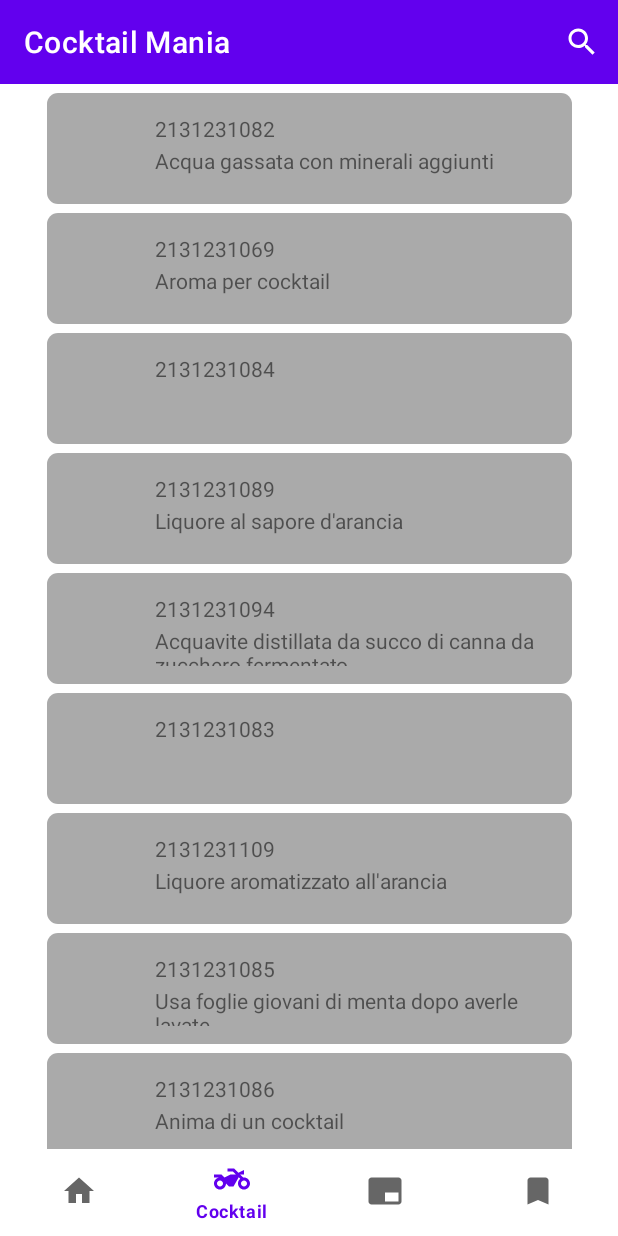
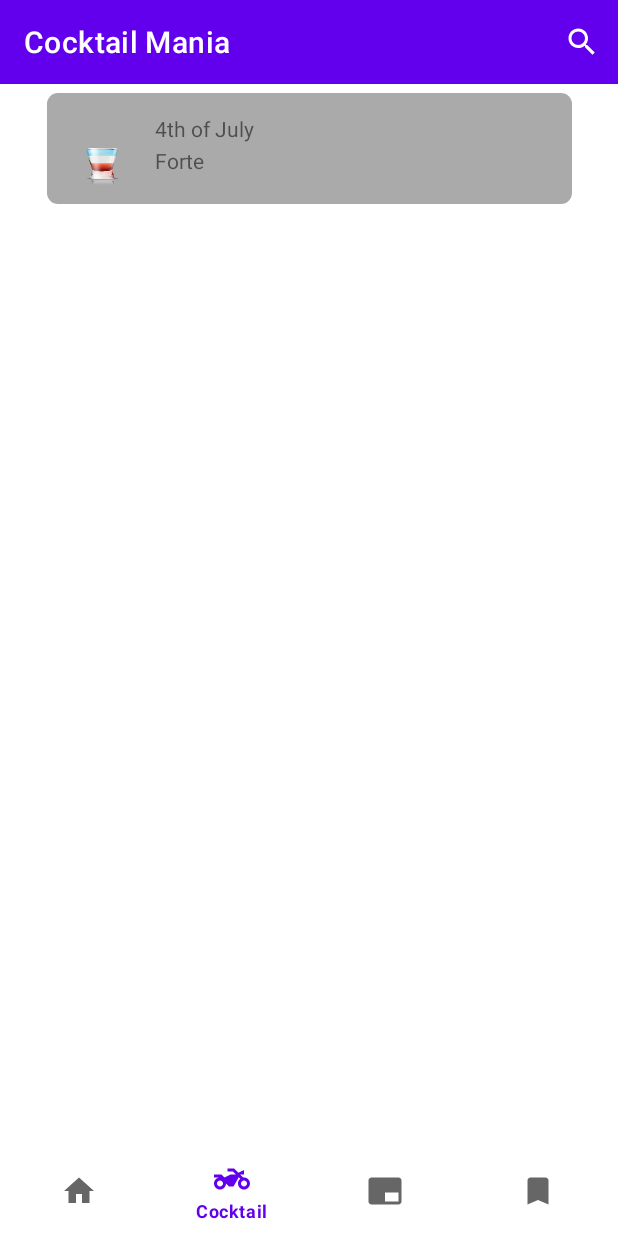
Before and after one commit to Menoz2000/Cocktail_Mania, an Android app: the screen it shows after launch (CocktailActivity), item 2 of the bottom bar chosen, on a phone screen of 412 x 824 dp. Run offline under Robolectric (Android 15) with nearby library versions, the phone set to English and light mode, and no system bars.

Commit message:
aggiunta Cocktail e GradoAlcolico

```diff
--- a/app/src/main/java/com/example/cocktailmania/DB/DbManager.java
+++ b/app/src/main/java/com/example/cocktailmania/DB/DbManager.java
@@ -6,7 +6,7 @@ import android.database.sqlite.SQLiteDatabase;
 
 public class DbManager {
 
-    MyHelper helper=null;
+    MyHelper helper;
     private final static String DATABASE="Ingrediente";
     private final static int VERSIONE_DATABASE=1;
 
@@ -24,4 +24,12 @@ public class DbManager {
         return db.rawQuery(query, null);
     }
 
+    public Cursor elencoCocktail()
+    {
+        String query="SELECT * FROM Cocktail C, GradoAlcolico G WHERE G.id=C.fk_gradoAlcolico ORDER BY nome";
+
+        SQLiteDatabase db= helper.getReadableDatabase();
+        return db.rawQuery(query, null);
+    }
+
 }
--- a/app/src/main/java/com/example/cocktailmania/DB/MyHelper.java
+++ b/app/src/main/java/com/example/cocktailmania/DB/MyHelper.java
@@ -15,7 +15,7 @@ public class MyHelper extends SQLiteOpenHelper {
     @Override
     public void onCreate(SQLiteDatabase db) {
 
-        /*String comando = "CREATE TABLE Cocktail (" +
+        String comando = "CREATE TABLE Cocktail (" +
                 "id integer PRIMARY KEY," +
                 "nome text NOT NULL," +
                 "fk_gradoAlcolico integer," +
@@ -29,10 +29,10 @@ public class MyHelper extends SQLiteOpenHelper {
                 "FOREIGN KEY (fk_gradoAlcolico) REFERENCES GradoAlcolico(id)," +
                 "FOREIGN KEY (fk_tipo) REFERENCES TipoCocktail(id)" +
                 ");";
-        db.execSQL(comando);*/
+        db.execSQL(comando);
 
 
-        String comando = "CREATE TABLE Ingrediente (" +
+        comando = "CREATE TABLE Ingrediente (" +
                 "    id integer PRIMARY KEY," +
                 "    nome text NOT NULL," +
                 "    img integer NOT NULL," +
@@ -45,14 +45,14 @@ public class MyHelper extends SQLiteOpenHelper {
         db.execSQL(comando);
 
 
-        /*comando = "CREATE TABLE GradoAlcolico (" +
+        comando = "CREATE TABLE GradoAlcolico (" +
                 "id integer PRIMARY KEY," +
                 "gradazione text NOT NULL" +
                 ");";
         db.execSQL(comando);
 
 
-        comando = "CREATE TABLE Composizione (" +
+        /*comando = "CREATE TABLE Composizione (" +
                 "fk_cocktail integer," +
                 "fk_ingrediente integer," +
                 "quantita," +
@@ -127,42 +127,42 @@ public class MyHelper extends SQLiteOpenHelper {
                 "(180, 'Vodka', 40, 'La parola vodka è un''abbreviazione della parola slava voda (che significa acqua), che è da interpretare come ''poca acqua''. Oltre ai cereali e alle patate, la vodka può essere prodotta con una vasta gamma di materiali naturali come orzo, uva, linfa degli alberi o mais.', 'Acquavite prodotta distillando principalmente cereali o patate', 13, " + R.drawable.ing_180 + ");";
         db.execSQL(insert);
 
-        insert="INSERT INTO Ingrediente (id, nome, grado_alcolico, sottotitolo, fk_origine, img)" +
-                "VALUES (48, 'London Dry Gin', 45, 'Categoria del gin secchi', 5, "+R.drawable.ing_48+");";
+        insert = "INSERT INTO Ingrediente (id, nome, grado_alcolico, sottotitolo, fk_origine, img)" +
+                "VALUES (48, 'London Dry Gin', 45, 'Categoria del gin secchi', 5, " + R.drawable.ing_48 + ");";
         db.execSQL(insert);
 
-        insert="INSERT INTO Ingrediente (id, nome, grado_alcolico, img)" +
-                "VALUES (71, 'Salsa Worcestershire', 0, "+R.drawable.ing_71+")," +
-                "(77, 'Sciroppo di frutto della passione', 0, "+R.drawable.ing_77+")," +
-                "(110, 'Caffé', 0, "+R.drawable.ing_110+")," +
-                "(125, 'Ginger', 0, "+R.drawable.ing_125+")," +
-                "(138, 'Liquore di pesca', 20, "+R.drawable.ing_138+")," +
-                "(147, 'Pepe', 0, "+R.drawable.ing_147+")," +
-                "(157, 'Sale', 0, "+R.drawable.ing_157+")," +
-                "(158, 'Salsa tabasco', 0, "+R.drawable.ing_158+")," +
-                "(169, 'Succo di mirtillo rosso', 0, "+R.drawable.ing_169+")," +
-                "(171, 'Succo di pomodoro', 0, "+R.drawable.ing_171+")," +
-                "(184, 'Zucchero', 0, "+R.drawable.ing_184+")," +
-                "(186, 'Zucchero marrone', 0, "+R.drawable.ing_186+");";
+        insert = "INSERT INTO Ingrediente (id, nome, grado_alcolico, img)" +
+                "VALUES (71, 'Salsa Worcestershire', 0, " + R.drawable.ing_71 + ")," +
+                "(77, 'Sciroppo di frutto della passione', 0, " + R.drawable.ing_77 + ")," +
+                "(110, 'Caffé', 0, " + R.drawable.ing_110 + ")," +
+                "(125, 'Ginger', 0, " + R.drawable.ing_125 + ")," +
+                "(138, 'Liquore di pesca', 20, " + R.drawable.ing_138 + ")," +
+                "(147, 'Pepe', 0, " + R.drawable.ing_147 + ")," +
+                "(157, 'Sale', 0, " + R.drawable.ing_157 + ")," +
+                "(158, 'Salsa tabasco', 0, " + R.drawable.ing_158 + ")," +
+                "(169, 'Succo di mirtillo rosso', 0, " + R.drawable.ing_169 + ")," +
+                "(171, 'Succo di pomodoro', 0, " + R.drawable.ing_171 + ")," +
+                "(184, 'Zucchero', 0, " + R.drawable.ing_184 + ")," +
+                "(186, 'Zucchero marrone', 0, " + R.drawable.ing_186 + ");";
         db.execSQL(insert);
 
-        insert="INSERT INTO Ingrediente (id, nome, grado_alcolico, descrizione, sottotitolo, img)" +
-                "VALUES (73, 'Sciroppo Semplice', 0, 'Combina parti uguali di zucchero superfino e acqua calda in un contenitore. Agita o mescola fino a quando lo zucchero si sarà sciolto.', 'Sciroppo creato sciogliendo zucchero granulato in acqua', "+R.drawable.ing_73+")," +
-                "(120, 'Foglia di menta', 0, 'La menta è una pianta aromatica usata per i cocktail, come guarnizione o ingrediente mischiato nei drink per aggiungere un aroma fresco.', 'Usa foglie giovani di menta dopo averle lavate', "+R.drawable.ing_120+")," +
-                "(126, 'Granatina', 0, 'La granatina è un ingrediente popolare nei cocktail sia per il suo sapore che per il colore che dona una sfumatura rossastra ai drink mixati.', 'Sciroppo agrodolce non alcolico dal colore rosso profondo', "+R.drawable.ing_126+")," +
-                "(163, 'Succo d''arancia', 0, 'Il succo fresco spremuto muta nel tempo, a differenza degli altri agrumi. Il succo d''arancia ha un invecchiamento ottimale molto breve, deve essere usato nella prima ora in cui è stato spremuto fresco.', '1 arancia produce circa 90 ml di succo', "+R.drawable.ing_163+");";
+        insert = "INSERT INTO Ingrediente (id, nome, grado_alcolico, descrizione, sottotitolo, img)" +
+                "VALUES (73, 'Sciroppo Semplice', 0, 'Combina parti uguali di zucchero superfino e acqua calda in un contenitore. Agita o mescola fino a quando lo zucchero si sarà sciolto.', 'Sciroppo creato sciogliendo zucchero granulato in acqua', " + R.drawable.ing_73 + ")," +
+                "(120, 'Foglia di menta', 0, 'La menta è una pianta aromatica usata per i cocktail, come guarnizione o ingrediente mischiato nei drink per aggiungere un aroma fresco.', 'Usa foglie giovani di menta dopo averle lavate', " + R.drawable.ing_120 + ")," +
+                "(126, 'Granatina', 0, 'La granatina è un ingrediente popolare nei cocktail sia per il suo sapore che per il colore che dona una sfumatura rossastra ai drink mixati.', 'Sciroppo agrodolce non alcolico dal colore rosso profondo', " + R.drawable.ing_126 + ")," +
+                "(163, 'Succo d''arancia', 0, 'Il succo fresco spremuto muta nel tempo, a differenza degli altri agrumi. Il succo d''arancia ha un invecchiamento ottimale molto breve, deve essere usato nella prima ora in cui è stato spremuto fresco.', '1 arancia produce circa 90 ml di succo', " + R.drawable.ing_163 + ");";
         db.execSQL(insert);
 
-        insert="INSERT INTO Ingrediente (id, nome, grado_alcolico, sottotitolo, img)" +
-                "VALUES (101, 'Acqua di seltz', 0, 'Acqua gassata con minerali aggiunti', "+R.drawable.ing_101+")," +
-                "(122, 'Ghiaccio', 0, 'Anima di un cocktail', "+R.drawable.ing_122+")," +
-                "(146, 'Panna montata', 0, 'Anche conosciuta come cream Chantilly', "+R.drawable.ing_146+")," +
-                "(166, 'Succo di lime', 0, '1 lime produce circa 30 ml di succo', "+R.drawable.ing_166+")," +
-                "(167, 'Succo di limone', 0, '1 limone produce circa 45 ml di succo', "+R.drawable.ing_167+")," +
-                "(175, 'Tonic', 0, 'Acqua tonica', "+R.drawable.ing_175+");";
+        insert = "INSERT INTO Ingrediente (id, nome, grado_alcolico, sottotitolo, img)" +
+                "VALUES (101, 'Acqua di seltz', 0, 'Acqua gassata con minerali aggiunti', " + R.drawable.ing_101 + ")," +
+                "(122, 'Ghiaccio', 0, 'Anima di un cocktail', " + R.drawable.ing_122 + ")," +
+                "(146, 'Panna montata', 0, 'Anche conosciuta come cream Chantilly', " + R.drawable.ing_146 + ")," +
+                "(166, 'Succo di lime', 0, '1 lime produce circa 30 ml di succo', " + R.drawable.ing_166 + ")," +
+                "(167, 'Succo di limone', 0, '1 limone produce circa 45 ml di succo', " + R.drawable.ing_167 + ")," +
+                "(175, 'Tonic', 0, 'Acqua tonica', " + R.drawable.ing_175 + ");";
         db.execSQL(insert);
 
-        insert="INSERT INTO Origine (id, nazione)" +
+        insert = "INSERT INTO Origine (id, nazione)" +
                 "VALUES (1, 'Italia')," +
                 "(2, 'Francia')," +
                 "(3, 'Messico')," +
@@ -190,5 +190,18 @@ public class MyHelper extends SQLiteOpenHelper {
                 "(25, 'Cuba')," +
                 "(26, 'Belgio');";
         db.execSQL(insert);
+
+        insert = "INSERT INTO Cocktail (id, nome, fk_gradoAlcolico, img)" +
+                "VALUES (2, '4th of July', 2, " + R.drawable.ckt_2 + ");";
+        db.execSQL(insert);
+
+        insert = "INSERT INTO GradoAlcolico (id, gradazione)" +
+                "VALUES (1, 'Estremamente Forte')," +
+                "(2, 'Forte')," +
+                "(3, 'Mediamente Forte')," +
+                "(4, 'Debole')," +
+                "(5, 'Leggero')," +
+                "(6, 'Analcolico');";
+        db.execSQL(insert);
     }
 }
--- a/app/src/main/java/com/example/cocktailmania/cocktail/CocktailActivity.java
+++ b/app/src/main/java/com/example/cocktailmania/cocktail/CocktailActivity.java
@@ -77,15 +77,15 @@ public class CocktailActivity extends AppCompatActivity implements CocktailAdapt
 
         db=new DbManager(this);
 
-        Cursor c = db.elencoIngredienti();
+        Cursor c = db.elencoCocktail();
         CocktailElem ckt;
         if (c != null) {
             while (c.moveToNext()) {
                 ckt = new CocktailElem(); // Note this addition
                 ckt.setId(c.getInt(0));
-                ckt.setImg(c.getInt(1));
-                ckt.setNome(c.getString(2));
-                ckt.setDescrizione(c.getString(3));
+                ckt.setImg(c.getInt(8));
+                ckt.setNome(c.getString(1));
+                ckt.setGradoAlcolico(c.getString(10));
                 elems.add(ckt);
             }
             c.close();
--- a/app/src/main/java/com/example/cocktailmania/cocktail/CocktailAdapter.java
+++ b/app/src/main/java/com/example/cocktailmania/cocktail/CocktailAdapter.java
@@ -47,7 +47,7 @@ public class CocktailAdapter extends RecyclerView.Adapter implements Filterable
         myViewHolder.img.setImageResource(currentElem.getImg());
         myViewHolder.nome.setText(currentElem.getNome());
         /*-------------------------controlla la riga sotto-----------------------------*/
-        myViewHolder.descrizione.setText(currentElem.getDescrizione());
+        myViewHolder.gradoAlcolico.setText(currentElem.getGradoAlcolico());
     }
 
     @Override
@@ -57,7 +57,7 @@ public class CocktailAdapter extends RecyclerView.Adapter implements Filterable
 
     public class ViewHolder extends RecyclerView.ViewHolder implements View.OnClickListener {
 
-        TextView nome, descrizione;
+        TextView nome, gradoAlcolico;
         ImageView img;
         CocktailAdapter.OnCktListener onCktListener;
 
@@ -66,7 +66,7 @@ public class CocktailAdapter extends RecyclerView.Adapter implements Filterable
 
             img = itemView.findViewById(R.id.imageView);
             nome = itemView.findViewById(R.id.rowNome);
-            descrizione = itemView.findViewById(R.id.ingSottotitolo);
+            gradoAlcolico = itemView.findViewById(R.id.ingSottotitolo);
             this.onCktListener = onCktListener;
 
             itemView.setOnClickListener(this);
--- a/app/src/main/java/com/example/cocktailmania/cocktail/CocktailElem.java
+++ b/app/src/main/java/com/example/cocktailmania/cocktail/CocktailElem.java
@@ -8,13 +8,13 @@ public class CocktailElem implements Parcelable {
     private int id;
     private int img;
     private String nome;
-    private String descrizione;
+    private String gradoAlcolico;
 
-    public CocktailElem(int id, int img, String nome, String descrizione) {
+    public CocktailElem(int id, int img, String nome, String gradoAlcolico) {
         this.id = id;
         this.img = img;
         this.nome = nome;
-        this.descrizione = descrizione;
+        this.gradoAlcolico = gradoAlcolico;
     }
 
     public CocktailElem() {
@@ -24,7 +24,7 @@ public class CocktailElem implements Parcelable {
         id = in.readInt();
         img = in.readInt();
         nome = in.readString();
-        descrizione = in.readString();
+        gradoAlcolico = in.readString();
     }
 
     public static final Creator<CocktailElem> CREATOR = new Creator<CocktailElem>() {
@@ -63,12 +63,12 @@ public class CocktailElem implements Parcelable {
         this.nome = nome;
     }
 
-    public String getDescrizione() {
-        return descrizione;
+    public String getGradoAlcolico() {
+        return gradoAlcolico;
     }
 
-    public void setDescrizione(String descrizione) {
-        this.descrizione = descrizione;
+    public void setGradoAlcolico(String descrizione) {
+        this.gradoAlcolico = descrizione;
     }
 
     @Override
@@ -77,7 +77,7 @@ public class CocktailElem implements Parcelable {
                 "id=" + id +
                 ", img=" + img +
                 ", nome='" + nome + '\'' +
-                ", preferito=" + descrizione +
+                ", gradoAlcolico=" + gradoAlcolico +
                 '}';
     }
 
@@ -91,6 +91,6 @@ public class CocktailElem implements Parcelable {
         dest.writeInt(id);
         dest.writeInt(img);
         dest.writeString(nome);
-        dest.writeString(descrizione);
+        dest.writeString(gradoAlcolico);
     }
 }
--- a/app/src/main/java/com/example/cocktailmania/cocktail/CocktailModule.java
+++ b/app/src/main/java/com/example/cocktailmania/cocktail/CocktailModule.java
@@ -30,7 +30,7 @@ public class CocktailModule extends AppCompatActivity {
             textView1.setText(ckt.getNome());
 
             TextView textView2 = findViewById(R.id.sottotitolo);
-            textView2.setText(ckt.getDescrizione());
+            textView2.setText(ckt.getGradoAlcolico());
 
             ImageView imageView = findViewById(R.id.img);
             imageView.setImageResource(ckt.getImg());
--- a/app/src/main/java/com/example/cocktailmania/ingredient/IngredientAdapter.java
+++ b/app/src/main/java/com/example/cocktailmania/ingredient/IngredientAdapter.java
@@ -43,11 +43,11 @@ public class IngredientAdapter extends RecyclerView.Adapter implements Filterabl
         ViewHolder myViewHolder = (ViewHolder) holder;
 
         IngredientElem currentElem = elems.get(position);
-        try{
+        /*try{*/
             myViewHolder.img.setImageResource(currentElem.getImg());
-        } catch (Exception e) {
+       /* } catch (Exception e) {
             e.printStackTrace();
-        }
+        }*/
 
         myViewHolder.nome.setText(currentElem.getNome());
         myViewHolder.sottotitolo.setText(currentElem.getSottotitolo());
```
Also changed, not shown: 153 other files.
